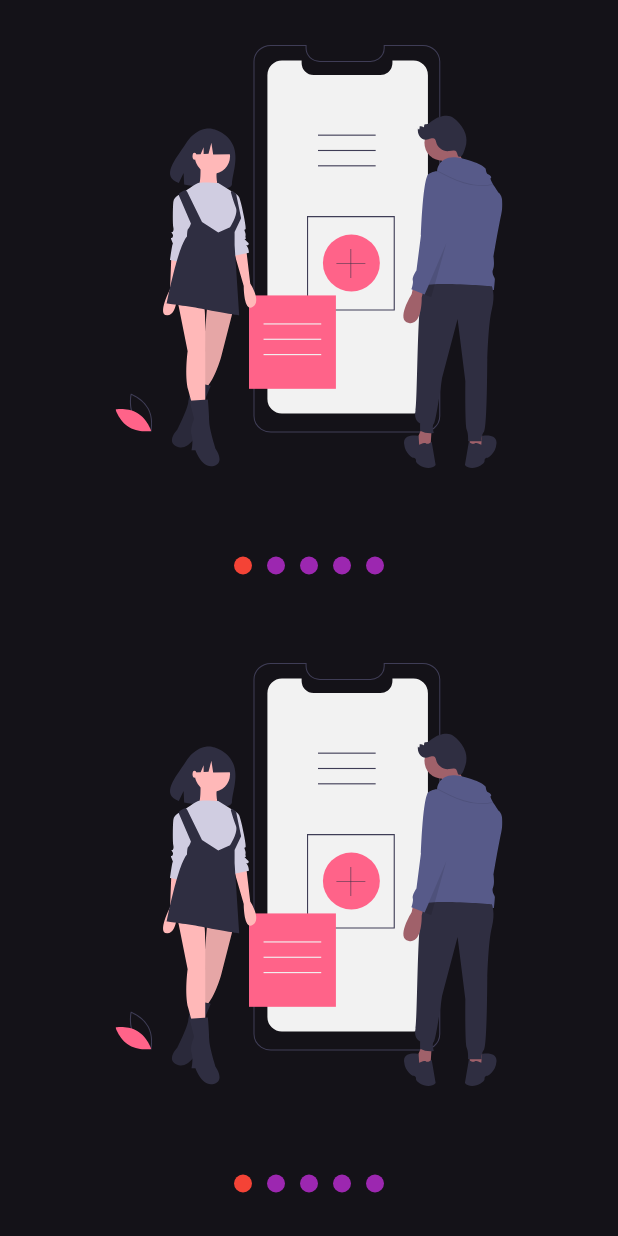
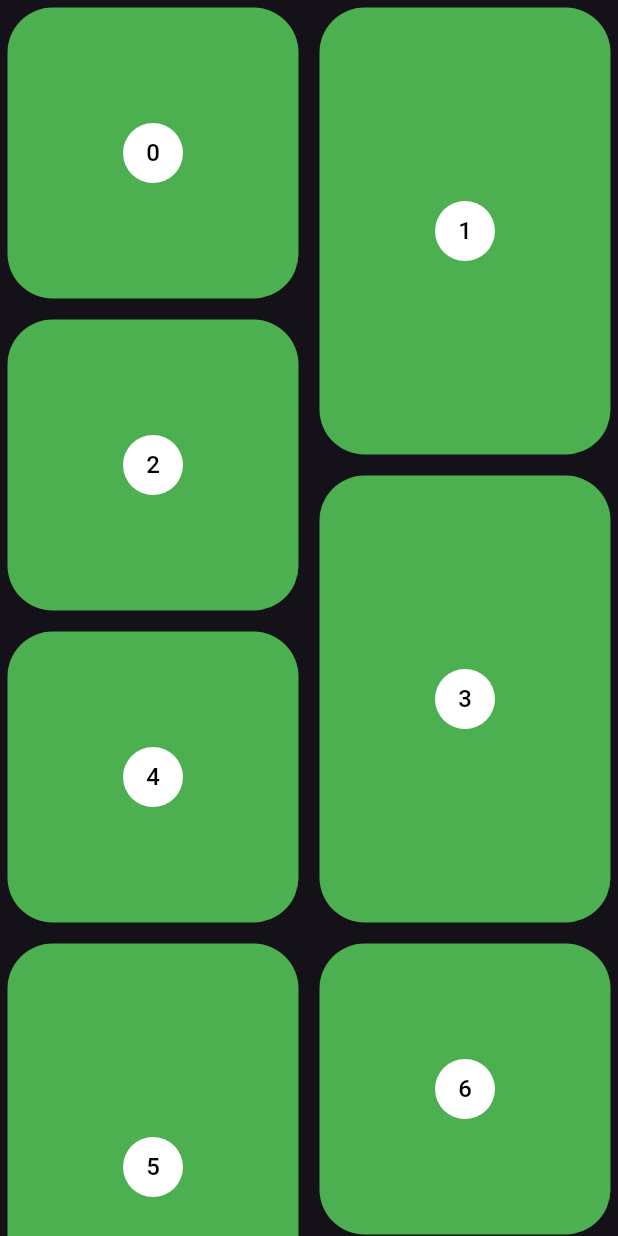
Before and after one commit to max-vigtov/disenos-flutter, a Flutter app: the screen it shows after launch, on a phone screen of 412 x 824 dp. Run offline on Flutter 3.47's test engine with Material 3 defaults, Android fonts, the phone set to English and light mode, and no system bars; our stand-ins replace flutter_svg.

Commit message:
PinterestGrid: StaggeredGrid with masonry style added

```diff
--- a/lib/main.dart
+++ b/lib/main.dart
@@ -2,6 +2,7 @@
 // import 'package:disenos_flutter/src/labs/circular_progress_page.dart';
 //import 'package:disenos_flutter/src/pages/circular_graphics_page.dart';
 //import 'package:disenos_flutter/src/labs/slideshow_page.dart';
+import 'package:disenos_flutter/src/pages/pinterest_page.dart';
 import 'package:flutter/material.dart';
 
 import 'src/pages/slideshow_page.dart';
@@ -21,7 +22,7 @@ class MyApp extends StatelessWidget {
     return  MaterialApp(
       debugShowCheckedModeBanner: false,
       title: 'Diseños App ',
-      home: const SlideshowPage(),
+      home: const PinterestPage(),
       theme: ThemeData(brightness: Brightness.dark),
     );
     }
--- /dev/null
+++ b/lib/src/pages/pinterest_page.dart
@@ -0,0 +1,77 @@
+import 'package:flutter/material.dart';
+import 'package:flutter_staggered_grid_view/flutter_staggered_grid_view.dart';
+
+class PinterestPage extends StatelessWidget {
+  const PinterestPage({super.key});
+
+  @override
+  Widget build(BuildContext context) {
+    return Scaffold(
+      body: SingleChildScrollView(
+        child: PinterestGrid(),
+      )
+    );
+  }
+}
+
+class PinterestGrid extends StatelessWidget {
+
+  final List items = List.generate(200, (i) => i);
+
+   PinterestGrid({
+    super.key,
+  });
+
+  @override
+Widget build(BuildContext context) {
+  return StaggeredGrid.count(
+    crossAxisCount: 4,  // Número de columnas
+    mainAxisSpacing: 4.0,
+    crossAxisSpacing: 4.0,
+    children: List.generate(items.length, (index) {
+      return StaggeredGridTile.count(
+        crossAxisCellCount: 2,
+        mainAxisCellCount: index.isEven ? 2 : 3,  // Ajusta el tamaño de los tiles
+        child: PinterestItem(index: index,),
+      );
+    }),
+    );
+  }
+}
+
+class PinterestItem extends StatelessWidget {
+
+  final int index;
+  const PinterestItem({
+    super.key, required this.index,
+  });
+
+  @override
+  Widget build(BuildContext context) {
+    return Container(
+      margin: const EdgeInsets.all(5),
+      decoration: BoxDecoration(
+        color: Colors.green,
+        borderRadius: BorderRadius.circular(30),
+      ),
+      child: Center(
+        child: CircleAvatar(
+          backgroundColor: Colors.white,
+          child: Text('$index', style: const TextStyle(color: Colors.black),),
+        ),
+      ),
+    );
+  }
+}
+
+class Tile extends StatelessWidget {
+  final int index;
+  const Tile({super.key, required this.index});
+
+  @override
+  Widget build(BuildContext context) {
+    return Container(
+      color: Colors.red,
+    );
+  }
+}
--- a/pubspec.yaml
+++ b/pubspec.yaml
@@ -37,6 +37,7 @@ dependencies:
   cupertino_icons: ^1.0.2
   flutter_svg: ^2.0.10+1
   provider: ^6.1.2
+  flutter_staggered_grid_view: ^0.7.0
 
 dev_dependencies:
   flutter_test:
```
Also changed, not shown: pubspec.lock.
